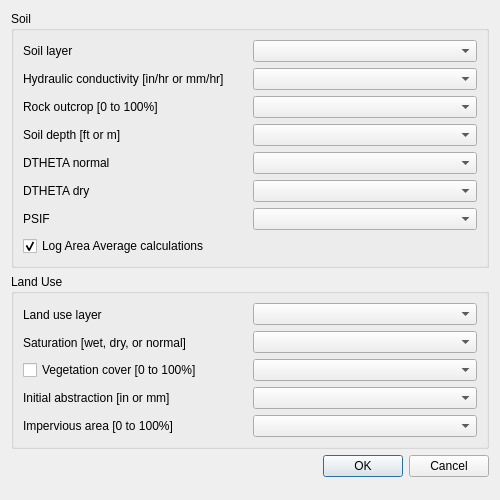
FLO-2DSoftware/qgis-flo-2d-plugin, file flo2d/ui/infil_green_ampt.ui: the form before one commit.
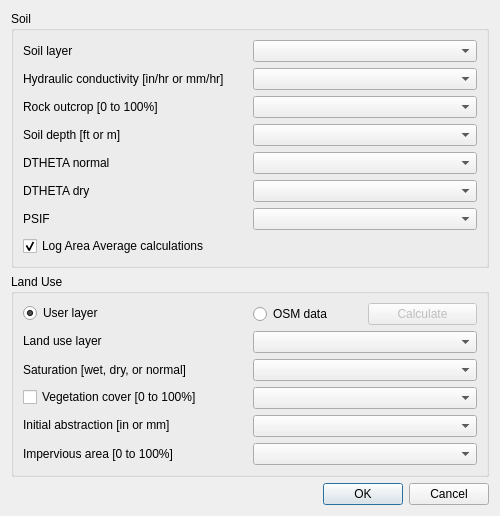
The form after the commit.

Commit message: New infiltration editor using OSM for estimating landuse

```diff
--- a/flo2d/ui/infil_green_ampt.ui
+++ b/flo2d/ui/infil_green_ampt.ui
@@ -7,7 +7,7 @@
     <x>0</x>
     <y>0</y>
     <width>500</width>
-    <height>500</height>
+    <height>516</height>
    </rect>
   </property>
   <property name="windowTitle">
@@ -140,61 +140,88 @@
       <string>Land Use</string>
      </property>
      <layout class="QGridLayout" name="gridLayout_7">
-      <item row="0" column="0">
+      <item row="2" column="2">
+       <layout class="QGridLayout" name="gridLayout_4">
+        <item row="0" column="0">
+         <widget class="QRadioButton" name="lu_osm_rb">
+          <property name="text">
+           <string>OSM data</string>
+          </property>
+         </widget>
+        </item>
+        <item row="0" column="1">
+         <widget class="QPushButton" name="lu_osm_btn">
+          <property name="enabled">
+           <bool>false</bool>
+          </property>
+          <property name="text">
+           <string>Calculate</string>
+          </property>
+         </widget>
+        </item>
+        <item row="1" column="0" colspan="2">
+         <widget class="QComboBox" name="land_cbo"/>
+        </item>
+        <item row="2" column="0" colspan="2">
+         <widget class="QComboBox" name="saturation_cbo"/>
+        </item>
+        <item row="3" column="0" colspan="2">
+         <widget class="QComboBox" name="vc_cbo"/>
+        </item>
+        <item row="4" column="0" colspan="2">
+         <widget class="QComboBox" name="ia_cbo"/>
+        </item>
+        <item row="5" column="0" colspan="2">
+         <widget class="QComboBox" name="rtimpl_cbo"/>
+        </item>
+       </layout>
+      </item>
+      <item row="2" column="0">
        <layout class="QGridLayout" name="gridLayout_3">
-        <item row="3" column="0">
+        <item row="4" column="0">
          <widget class="QLabel" name="label_8">
           <property name="text">
            <string>Initial abstraction [in or mm]</string>
           </property>
          </widget>
         </item>
-        <item row="1" column="0">
-         <widget class="QLabel" name="label_6">
-          <property name="text">
-           <string>Saturation [wet, dry, or normal]</string>
-          </property>
-         </widget>
-        </item>
-        <item row="2" column="0">
+        <item row="3" column="0">
          <widget class="QCheckBox" name="veg_cover_chbox">
           <property name="text">
            <string>Vegetation cover [0 to 100%]</string>
           </property>
          </widget>
         </item>
-        <item row="4" column="0">
-         <widget class="QLabel" name="label_9">
-          <property name="text">
-           <string>Impervious area [0 to 100%]</string>
-          </property>
-         </widget>
-        </item>
-        <item row="0" column="0">
+        <item row="1" column="0">
          <widget class="QLabel" name="label_5">
           <property name="text">
            <string>Land use layer</string>
           </property>
          </widget>
         </item>
-       </layout>
-      </item>
-      <item row="0" column="1">
-       <layout class="QGridLayout" name="gridLayout_4">
-        <item row="2" column="0">
-         <widget class="QComboBox" name="vc_cbo"/>
-        </item>
-        <item row="4" column="0">
-         <widget class="QComboBox" name="rtimpl_cbo"/>
+        <item row="5" column="0">
+         <widget class="QLabel" name="label_9">
+          <property name="text">
+           <string>Impervious area [0 to 100%]</string>
+          </property>
+         </widget>
         </item>
         <item row="0" column="0">
-         <widget class="QComboBox" name="land_cbo"/>
+         <widget class="QRadioButton" name="lu_user_rb">
+          <property name="text">
+           <string>User layer</string>
+          </property>
+          <property name="checked">
+           <bool>true</bool>
+          </property>
+         </widget>
         </item>
-        <item row="1" column="0">
-         <widget class="QComboBox" name="saturation_cbo"/>
-        </item>
-        <item row="3" column="0">
-         <widget class="QComboBox" name="ia_cbo"/>
+        <item row="2" column="0">
+         <widget class="QLabel" name="label_6">
+          <property name="text">
+           <string>Saturation [wet, dry, or normal]</string>
+          </property>
+         </widget>
         </item>
        </layout>
       </item>
```
Left out of the diff: 104 changed lines with no effect on the pictures. The commit also changes 2 other files.
